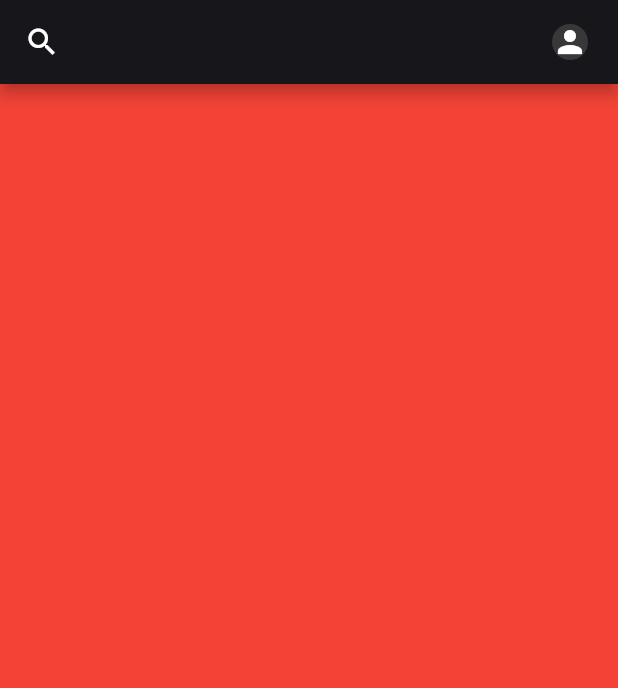
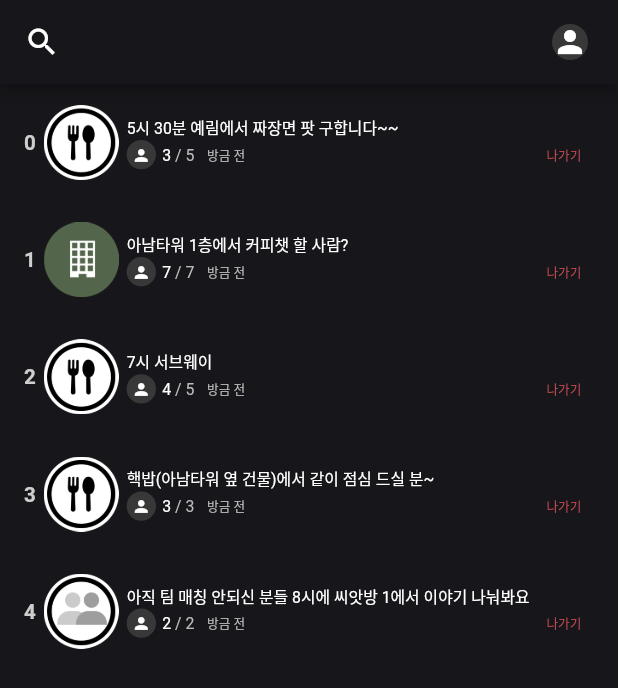
Before and after one commit to keo88/swm-miniproject-bungae, a Flutter app: the screen it shows after launch, on a phone screen of 412 x 824 dp. Shown: the top 688 px of the screen. Run offline on Flutter 3.47's test engine with Material 2 defaults, Android fonts, the phone set to English and light mode, and no system bars; our stand-ins replace flutter_screenutil, get.

Commit message:
feat: meeting data.

```diff
--- a/lib/common/values/styles/app_text_style.dart
+++ b/lib/common/values/styles/app_text_style.dart
@@ -96,22 +96,22 @@ abstract class AppTextStyle {
   );
 
   static final TextStyle indexStyle = boldStyle.copyWith(
-      fontSize: Dimens.fontSize16,
+      fontSize: Dimens.fontSize13,
       color: const Color(0xFFCECECE)
   );
 
-  static final TextStyle titleStyle = boldStyle.copyWith(
-      fontSize: Dimens.fontSize14,
+  static final TextStyle titleStyle = regularStyle.copyWith(
+      fontSize: Dimens.fontSize10,
       color: AppColors.white
   );
 
-  static final TextStyle groupLimitCaptionStyle = boldStyle.copyWith(
-      fontSize: Dimens.fontSize14,
+  static final TextStyle groupLimitCaptionStyle = regularStyle.copyWith(
+      fontSize: Dimens.fontSize10,
       color: const Color(0xFFBCBCBC)
   );
 
-  static final TextStyle timeLeftCaptionStyle = boldStyle.copyWith(
-      fontSize: Dimens.fontSize10,
+  static final TextStyle timeLeftCaptionStyle = regularStyle.copyWith(
+      fontSize: Dimens.fontSize8,
       color: const Color(0xFFBCBCBC)
   );
 
--- a/lib/common/values/styles/dimens.dart
+++ b/lib/common/values/styles/dimens.dart
@@ -1,6 +1,9 @@
 import 'package:flutter_screenutil/flutter_screenutil.dart';
 
 abstract class Dimens {
+  static final double fontSize7 = 7.sp;
+  static final double fontSize8 = 8.sp;
+  static final double fontSize9 = 9.sp;
   static final double fontSize10 = 10.sp;
   static final double fontSize12 = 12.sp;
   static final double fontSize13 = 13.sp;
--- a/lib/main.dart
+++ b/lib/main.dart
@@ -15,6 +15,7 @@ class MyApp extends StatelessWidget {
   @override
   Widget build(BuildContext context) {
     return ScreenUtilInit(
+      designSize: const Size(390, 844),
       builder: (_, __) => GetMaterialApp(
         // title: Strings.appName,
         debugShowCheckedModeBanner: false,
--- a/lib/modules/home/controllers/home_controller.dart
+++ b/lib/modules/home/controllers/home_controller.dart
@@ -1,16 +1,54 @@
 import 'package:get/get.dart';
+import 'package:swm_miniproject_flutter/common/data/enums/group_type_enum.dart';
+import 'package:swm_miniproject_flutter/common/data/models/meeting_model.dart';
 
 class HomeController extends GetxController {
 
-  final RxList _dataList = RxList();
-  List<dynamic> get dataList => _dataList;
-  set dataList(List<dynamic> dataList) => _dataList.addAll(dataList);
+  final RxList<MeetingData> _dataList = RxList([
+    MeetingData(
+        title: '5시 30분 예림에서 짜장면 팟 구합니다~~',
+        meetingType: GroupType.food,
+        maxCount: 5,
+        currentCount: 3,
+        meetingTime: DateTime.now().add(const Duration(hours: 1)),
+        createdTime: DateTime.now()),
+    MeetingData(
+        title: '아남타워 1층에서 커피챗 할 사람?',
+        meetingType: GroupType.miscellaneous,
+        maxCount: 7,
+        currentCount: 7,
+        meetingTime: DateTime.now().add(const Duration(hours: 1)),
+        createdTime: DateTime.now()),
+    MeetingData(
+        title: '7시 서브웨이',
+        meetingType: GroupType.food,
+        maxCount: 5,
+        currentCount: 4,
+        meetingTime: DateTime.now().add(const Duration(hours: 1)),
+        createdTime: DateTime.now()),
+    MeetingData(
+        title: '핵밥(아남타워 옆 건물)에서 같이 점심 드실 분~',
+        meetingType: GroupType.food,
+        maxCount: 3,
+        currentCount: 3,
+        meetingTime: DateTime.now().add(const Duration(hours: 1)),
+        createdTime: DateTime.now()),
+    MeetingData(
+        title: '아직 팀 매칭 안되신 분들 8시에 씨앗방 1에서 이야기 나눠봐요',
+        meetingType: GroupType.team,
+        maxCount: 2,
+        currentCount: 2,
+        meetingTime: DateTime.now().add(const Duration(hours: 1)),
+        createdTime: DateTime.now()),
+  ]) ;
+
+
+  get dataList => _dataList;
+
 
   @override
   void onReady() {
     super.onReady();
-
-    getPosts();
   }
 
   void getPosts() {
--- a/lib/modules/home/views/home_view.dart
+++ b/lib/modules/home/views/home_view.dart
@@ -3,6 +3,7 @@ import 'package:swm_miniproject_flutter/common/values/app_colors.dart';
 import 'package:swm_miniproject_flutter/modules/home/controllers/home_controller.dart';
 import 'package:get/get.dart';
 import 'package:swm_miniproject_flutter/modules/widgets/custom_app_bar.dart';
+import 'package:swm_miniproject_flutter/modules/widgets/group_tile.dart';
 
 class HomeView extends GetView<HomeController> {
   const HomeView({Key? key}) : super(key: key);
@@ -14,14 +15,21 @@ class HomeView extends GetView<HomeController> {
         onSearchPressed: controller.onSearchPressed,
         onProfilePressed: controller.onProfilePressed,
       ),
-      body: SizedBox.expand(
-        child: ListView.builder(
-          itemBuilder: (context, index) {
-            return Container(
-              height: 100,
-              color: Colors.red,
+      body: Container(
+        color: AppColors.kPrimaryColor,
+        child: Obx(
+          () {
+            return ListView.builder(
+              itemCount: controller.dataList.length,
+              itemBuilder: (context, index) {
+                return GroupTile(
+                  index: index,
+                  data: controller.dataList[index],
+                  isParticipated: true
+                );
+              },
             );
-          },
+          }
         ),
       ),
     );
--- a/lib/modules/widgets/group_tile.dart
+++ b/lib/modules/widgets/group_tile.dart
@@ -1,4 +1,7 @@
 import 'package:flutter/material.dart';
+import 'package:flutter_screenutil/flutter_screenutil.dart';
+import 'package:get/get.dart';
+import 'package:swm_miniproject_flutter/common/data/group_image_binder.dart';
 import 'package:swm_miniproject_flutter/common/data/models/meeting_model.dart';
 import 'package:swm_miniproject_flutter/common/utils/utils.dart';
 import 'package:swm_miniproject_flutter/common/values/app_colors.dart';
@@ -7,14 +10,12 @@ import 'package:swm_miniproject_flutter/common/values/styles/app_text_style.dart
 class GroupTile extends StatelessWidget {
 
   final int index;
-  final Widget leading;
   final MeetingData data;
   final bool isParticipated;
 
   const GroupTile({
     Key? key,
     required this.index,
-    required this.leading,
     required this.data,
     required this.isParticipated,
   }) : super(key: key);
@@ -41,26 +42,46 @@ class GroupTile extends StatelessWidget {
   Widget build(BuildContext context) {
     return Container(
       padding: const EdgeInsets.symmetric(horizontal: 16, vertical: 8),
-      height: 80,
+      height: 80.h,
+      width: Get.width,
       child: Row(
-        mainAxisAlignment: MainAxisAlignment.spaceBetween,
+        mainAxisAlignment: MainAxisAlignment.start,
         crossAxisAlignment: CrossAxisAlignment.center,
         children: [
           Text(index.toString(), style: AppTextStyle.indexStyle),
-          leading,
-          Column(
+          SizedBox(width: 5.w),
+          SizedBox(
+            width: 50,
+            height: 50,
+            child: Image.asset(
+              GroupImageBinder.getGroupImagePath(data.meetingType),
+            ),
+          ),
+          SizedBox(width: 5.w),
+          Expanded(
+            child: Column(
               mainAxisAlignment: MainAxisAlignment.center,
               crossAxisAlignment: CrossAxisAlignment.start,
               children: [
-              Text(data.title, style: AppTextStyle.titleStyle),
+                Text(
+                  data.title,
+                  style: AppTextStyle.titleStyle,
+                  maxLines: 1,
+                  overflow: TextOverflow.fade,
+                ),
                 Row(
+                  mainAxisAlignment: MainAxisAlignment.start,
                   children: [
-                  const CircleAvatar(
-                  radius: 14,
-                  backgroundColor: Color(0xFF383838),
-                  child: Icon(Icons.person, color: AppColors.white)
+                    CircleAvatar(
+                    radius: 10.r,
+                    backgroundColor: const Color(0xFF383838),
+                    child: Icon(
+                      Icons.person,
+                      color: AppColors.white,
+                      size: 13.r,
+                    )
                     ),
-                  const SizedBox(width: 4),
+                    SizedBox(width: 4.w),
                     RichText(
                       text: TextSpan(
                         children: [
@@ -77,7 +98,7 @@ class GroupTile extends StatelessWidget {
                         ],
                       ),
                     ),
-                  const SizedBox(width: 8),
+                    SizedBox(width: 8.w),
                     Text(
                       Utils.formatTimeElapsedDuration(data.createdTime.difference(DateTime.now())),
                       style: AppTextStyle.timeLeftCaptionStyle
@@ -88,10 +109,11 @@ class GroupTile extends StatelessWidget {
                         child: getActionString(),
                       )
                     ),
-                  const SizedBox(width: 8),
+                    SizedBox(width: 8.w),
                   ],
                 ),
               ],
+            ),
           ),
         ],
       ),
```
Lines whose indentation alone changed are shown as unchanged.
